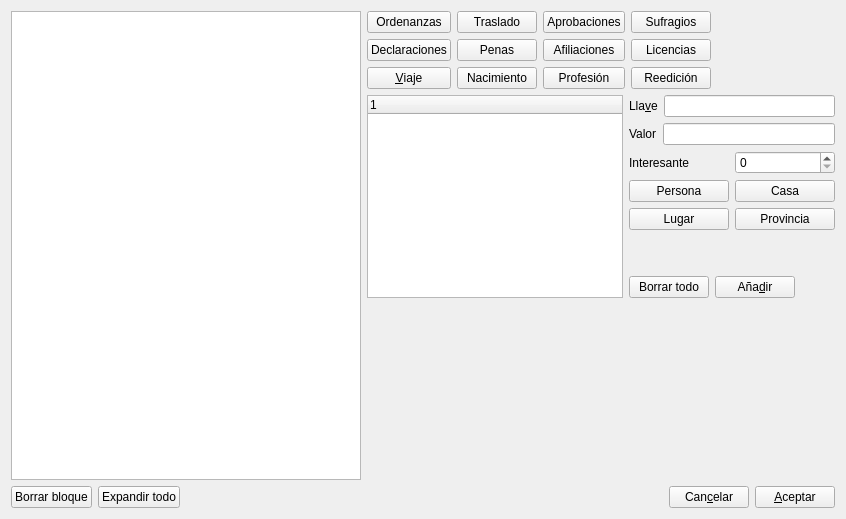
Before: the Qt Designer form gui/dlgdetalles.ui in rogorido/qtpredicadores, drawn with Qt 5.
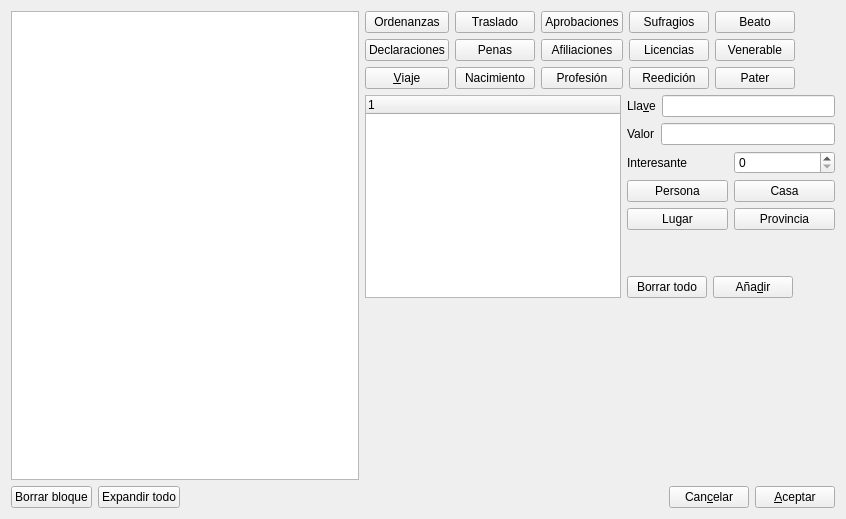
After: the same form once the commit is applied.

Commit message: Mejora en dlgDetalles para meter beato, etc.

Patch:
```diff
--- a/gui/dlgdetalles.ui
+++ b/gui/dlgdetalles.ui
@@ -111,6 +111,27 @@
                </property>
               </widget>
              </item>
+             <item row="5" column="4">
+              <widget class="QPushButton" name="btPater">
+               <property name="text">
+                <string>Pater</string>
+               </property>
+              </widget>
+             </item>
+             <item row="1" column="4">
+              <widget class="QPushButton" name="btVenerable">
+               <property name="text">
+                <string>Venerable</string>
+               </property>
+              </widget>
+             </item>
+             <item row="0" column="4">
+              <widget class="QPushButton" name="btBeato">
+               <property name="text">
+                <string>Beato</string>
+               </property>
+              </widget>
+             </item>
             </layout>
            </item>
            <item>
```
The commit also changes 2 other files.
